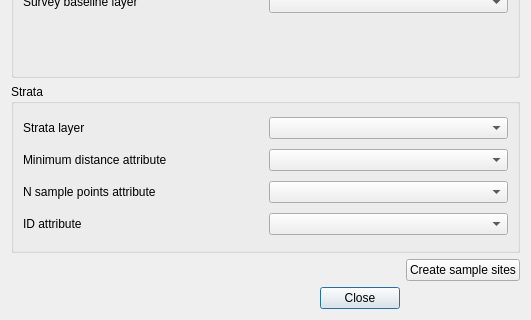
Qt form transectsurveydialogbase.ui (sourcepole/survey_design) before a commit; both pictures show x 0 to 531 and y 159 to 479 of the 531 by 479 pixel window.
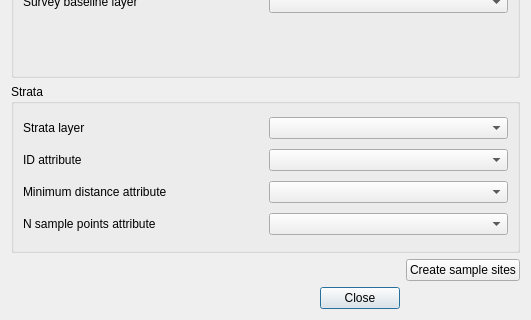
The same form after that commit.

Commit message: More consistent ui behaviour for transect and point sampling

```diff
--- a/transectsurveydialogbase.ui
+++ b/transectsurveydialogbase.ui
@@ -70,16 +70,29 @@
       <string>Strata</string>
      </property>
      <layout class="QGridLayout" name="gridLayout">
-      <item row="1" column="0">
+      <item row="3" column="1">
+       <widget class="QComboBox" name="mNSamplePointsComboBox"/>
+      </item>
+      <item row="0" column="1">
+       <widget class="QComboBox" name="mStrataLayerComboBox"/>
+      </item>
+      <item row="2" column="0">
        <widget class="QLabel" name="mMinDistanceLabel">
         <property name="text">
          <string>Minimum distance attribute</string>
         </property>
        </widget>
       </item>
-      <item row="1" column="1">
+      <item row="2" column="1">
        <widget class="QComboBox" name="mMinimumDistanceAttributeComboBox"/>
       </item>
+      <item row="3" column="0">
+       <widget class="QLabel" name="mNSamplePointsAttribute">
+        <property name="text">
+         <string>N sample points attribute</string>
+        </property>
+       </widget>
+      </item>
       <item row="0" column="0">
        <widget class="QLabel" name="mStrataLayerLabel">
         <property name="text">
@@ -87,29 +100,16 @@
         </property>
        </widget>
       </item>
-      <item row="0" column="1">
-       <widget class="QComboBox" name="mStrataLayerComboBox"/>
-      </item>
-      <item row="2" column="0">
-       <widget class="QLabel" name="mNSamplePointsAttribute">
-        <property name="text">
-         <string>N sample points attribute</string>
-        </property>
-       </widget>
-      </item>
-      <item row="3" column="1">
-       <widget class="QComboBox" name="mStrataIdAttributeComboBox"/>
-      </item>
-      <item row="2" column="1">
-       <widget class="QComboBox" name="mNSamplePointsComboBox"/>
-      </item>
-      <item row="3" column="0">
+      <item row="1" column="0">
        <widget class="QLabel" name="mStrataIdAttributeLabel">
         <property name="text">
          <string>ID attribute</string>
         </property>
        </widget>
       </item>
+      <item row="1" column="1">
+       <widget class="QComboBox" name="mStrataIdAttributeComboBox"/>
+      </item>
      </layout>
     </widget>
    </item>
```
The commit also changes 2 other files.
